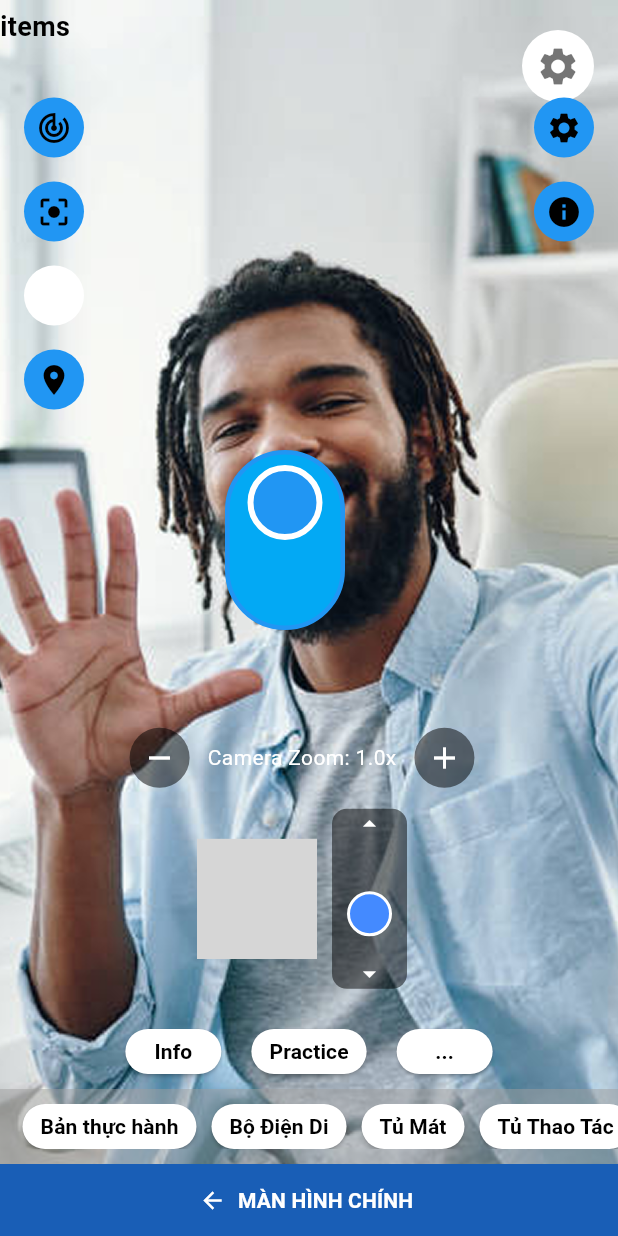
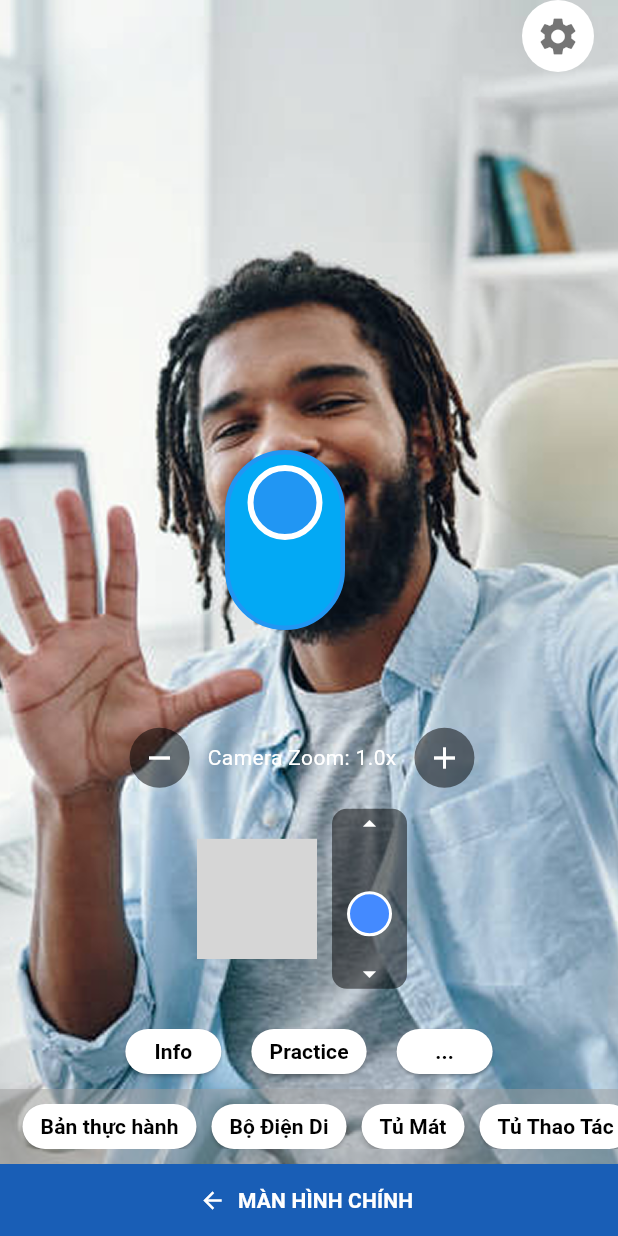
Before and after one commit to Khoa280703/btl_mobile, a Flutter app: the CameraPage screen opened directly, on a phone screen of 412 x 824 dp. Run offline on Flutter 3.47's test engine with Material 3 defaults, Android fonts, the light colour scheme and no system bars; our stand-ins replace camera; missing offline and left inert: flutter_joystick; grey boxes are pictures that could not be loaded.

Commit message:
why anh da den bi day ra xa

```diff
--- a/lib/views/camera.dart
+++ b/lib/views/camera.dart
@@ -30,6 +30,8 @@ class _CameraPageState extends State<CameraPage> {
   final double _maxZoom = 4.0;
   final double _minElementScale = 0.5;
   final double _maxElementScale = 2.0;
+
+  String _selectedButton = ''; // Stores the currently selected button
 
   @override
   void initState() {
@@ -101,6 +103,45 @@ class _CameraPageState extends State<CameraPage> {
     });
   }
 
+  Widget _buildRoundButton(String label) {
+    bool isSelected =
+        _selectedButton == label; // Check if the button is selected
+
+    return Padding(
+      padding: const EdgeInsets.symmetric(horizontal: 5),
+      child: ConstrainedBox(
+        constraints: const BoxConstraints(
+          minHeight: 30,
+          maxHeight: 30,
+        ),
+        child: ElevatedButton(
+          onPressed: () {
+            setState(() {
+              _selectedButton = label; // Update the selected button
+            });
+          },
+          style: ElevatedButton.styleFrom(
+            backgroundColor:
+                isSelected ? Colors.blue : Colors.white, // Change color
+            foregroundColor:
+                isSelected ? Colors.white : Colors.black, // Change text color
+            padding: const EdgeInsets.symmetric(horizontal: 12),
+            shape: RoundedRectangleBorder(
+              borderRadius: BorderRadius.circular(25),
+            ),
+          ),
+          child: Text(
+            label,
+            style: const TextStyle(
+              fontSize: 14,
+              fontWeight: FontWeight.bold,
+            ),
+          ),
+        ),
+      ),
+    );
+  }
+
   @override
   Widget build(BuildContext context) {
     final screenSize = MediaQuery.of(context).size;
@@ -115,32 +156,126 @@ class _CameraPageState extends State<CameraPage> {
                   right: 0,
                   height: screenSize.height,
                   // child: CameraPreview(_cameraController),
-                  child: ButtonPage(),
-                ),
-                Positioned(
-                  top: 5,
-                  left: 0,
-                  right: 0,
-                  height: screenSize.height,
-                  // child: CameraPreview(_cameraController),
-                  child: Column(
-                    crossAxisAlignment: CrossAxisAlignment.start,
-                    children: [
-                      const Text(
-                        "items",
-                        style: TextStyle(
-                            fontSize: 18,
-                            fontWeight: FontWeight.bold,
-                            color: Colors.black),
-                      ),
-                      const SizedBox(height: 10),
-                      Container(
-                        padding: const EdgeInsets.all(16.0),
-                        child: TuyChinhButtons(), // Add the button list here
-                      ),
-                    ],
+                  child: SafeArea(
+                    child: Stack(
+                      children: [
+                        // Full-screen background image
+                        Positioned.fill(
+                          child: Image.asset(
+                            'assets/images/anh_da_den_high_five.png',
+                            fit: BoxFit.cover,
+                          ),
+                        ),
+
+                        Column(
+                          children: [
+                            // Top bar with seRttings icon
+                            Padding(
+                              padding:
+                                  const EdgeInsets.symmetric(horizontal: 16.0),
+                              child: Row(
+                                mainAxisAlignment: MainAxisAlignment.end,
+                                children: [
+                                  Container(
+                                    decoration: const BoxDecoration(
+                                      color: Colors.white,
+                                      shape: BoxShape.circle,
+                                    ),
+                                    child: IconButton(
+                                      icon: const Icon(Icons.settings,
+                                          color: Colors.black54),
+                                      iconSize: 30,
+                                      splashRadius: 24,
+                                      onPressed: () {},
+                                    ),
+                                  ),
+                                ],
+                              ),
+                            ),
+
+                            const Spacer(),
+
+                            // First row of buttons (Centered)
+                            Container(
+                              height: 50,
+                              padding: const EdgeInsets.symmetric(vertical: 10),
+                              child: Align(
+                                alignment: Alignment.center,
+                                child: Row(
+                                  mainAxisAlignment: MainAxisAlignment.center,
+                                  children: [
+                                    _buildRoundButton('Info'),
+                                    const SizedBox(width: 10),
+                                    _buildRoundButton('Practice'),
+                                    const SizedBox(width: 10),
+                                    _buildRoundButton('...'),
+                                  ],
+                                ),
+                              ),
+                            ),
+
+                            // Second row of buttons (Scrollable)
+                            Container(
+                              height: 50,
+                              color: Colors.grey.withOpacity(0.5),
+                              padding: const EdgeInsets.symmetric(vertical: 10),
+                              child: Align(
+                                alignment: Alignment.center,
+                                child: ListView(
+                                  scrollDirection: Axis.horizontal,
+                                  padding: const EdgeInsets.symmetric(
+                                      horizontal: 10),
+                                  children: [
+                                    _buildRoundButton('Bản thực hành'),
+                                    _buildRoundButton('Bộ Điện Di'),
+                                    _buildRoundButton('Tủ Mát'),
+                                    _buildRoundButton('Tủ Thao Tác'),
+                                  ],
+                                ),
+                              ),
+                            ),
+
+                            // Bottom navigation button
+                            Container(
+                              width: double.infinity,
+                              color: const Color.fromRGBO(25, 94, 182, 1),
+                              child: TextButton.icon(
+                                onPressed: () {
+                                  Navigator.pop(context);
+                                },
+                                icon: const Icon(Icons.arrow_back,
+                                    color: Colors.white),
+                                label: const Text(
+                                  'MÀN HÌNH CHÍNH',
+                                  style: TextStyle(
+                                    color: Colors.white,
+                                    fontWeight: FontWeight.bold,
+                                  ),
+                                ),
+                              ),
+                            ),
+                          ],
+                        ),
+                      ],
+                    ),
                   ),
                 ),
+                // Positioned(
+                //   top: 0,
+                //   left: 0,
+                //   right: 0,
+                //   height: screenSize.height,
+                //   // child: CameraPreview(_cameraController),
+                //   child: Column(
+                //     crossAxisAlignment: CrossAxisAlignment.start,
+                //     children: [
+                //       Container(
+                //         padding: const EdgeInsets.all(16.0),
+                //         child: TuyChinhButtons(), // Add the button list here
+                //       ),
+                //     ],
+                //   ),
+                // ),
                 Positioned(
                   left: _elementPosition.dx,
                   top: _elementPosition.dy,
```
Also changed, not shown: 4 other files.
